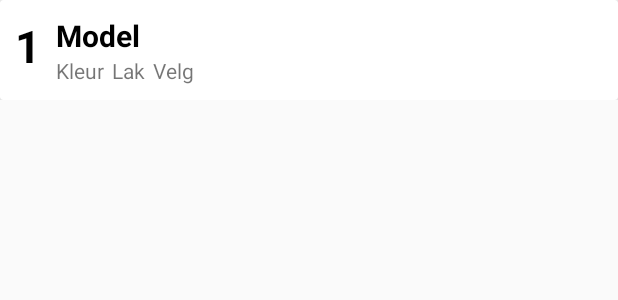
After one commit to drwvermeulen/Lightyear_Beroepsproduct3, an Android app: the layout profile_row.xml on its own in the app's theme, with its tools: preview values and no code run, on a phone screen of 412 x 824 dp. The commit adds this screen. Shown: the top 300 px of the screen. Run offline under Robolectric (Android 15) with nearby library versions, the phone set to English and light mode, and no system bars.

Commit message:
Profile met bestellingen

```diff
--- /dev/null
+++ b/app/src/main/res/layout/profile_row.xml
@@ -0,0 +1,75 @@
+<?xml version="1.0" encoding="utf-8"?>
+<LinearLayout
+    xmlns:android="http://schemas.android.com/apk/res/android"
+    xmlns:app="http://schemas.android.com/apk/res-auto"
+    xmlns:tools="http://schemas.android.com/tools"
+    android:orientation="vertical" android:layout_width="match_parent"
+    android:layout_height="wrap_content">
+
+    <androidx.cardview.widget.CardView
+        android:layout_width="match_parent"
+        android:layout_height="wrap_content" >
+
+        <androidx.constraintlayout.widget.ConstraintLayout
+            android:layout_width="match_parent"
+            android:layout_height="wrap_content"
+            android:padding="10dp">
+
+            <TextView
+                android:id="@+id/tvPRConfiguratienummer"
+                android:layout_width="wrap_content"
+                android:layout_height="wrap_content"
+                android:text="1"
+                android:textColor="#000000"
+                android:textSize="30sp"
+                android:textStyle="bold"
+                app:layout_constraintBottom_toBottomOf="parent"
+                app:layout_constraintStart_toStartOf="parent"
+                app:layout_constraintTop_toTopOf="parent"
+                app:layout_constraintVertical_bias="0.0" />
+
+            <TextView
+                android:id="@+id/tvPRModel"
+                android:layout_width="wrap_content"
+                android:layout_height="wrap_content"
+                android:layout_marginStart="10dp"
+                android:text="Model"
+                android:textSize="20sp"
+                android:textStyle="bold"
+                android:textColor="#000000"
+                app:layout_constraintStart_toEndOf="@+id/tvPRConfiguratienummer"
+                app:layout_constraintTop_toTopOf="@+id/tvPRConfiguratienummer" />
+
+            <TextView
+                android:id="@+id/tvPRKleur"
+                android:layout_width="wrap_content"
+                android:layout_height="wrap_content"
+                android:text="Kleur"
+                android:textSize="14sp"
+                app:layout_constraintStart_toStartOf="@+id/tvPRModel"
+                app:layout_constraintTop_toBottomOf="@+id/tvPRModel" />
+
+            <TextView
+                android:id="@+id/tvPRLak"
+                android:layout_width="wrap_content"
+                android:layout_height="wrap_content"
+                android:layout_marginStart="5dp"
+                android:text="Lak"
+                android:textSize="14sp"
+                app:layout_constraintStart_toEndOf="@+id/tvPRKleur"
+                app:layout_constraintTop_toBottomOf="@+id/tvPRModel" />
+
+            <TextView
+                android:id="@+id/tvPRVelg"
+                android:layout_width="wrap_content"
+                android:layout_height="wrap_content"
+                android:layout_marginStart="5dp"
+                android:text="Velg"
+                android:textSize="14sp"
+                app:layout_constraintStart_toEndOf="@+id/tvPRLak"
+                app:layout_constraintTop_toBottomOf="@+id/tvPRModel" />
+
+        </androidx.constraintlayout.widget.ConstraintLayout>
+    </androidx.cardview.widget.CardView>
+
+</LinearLayout>
```
Also changed, not shown: app/src/main/java/com/example/lightyear_beroepsproduct3/DatabaseHelper.java (+23 -5 lines), app/src/main/java/com/example/lightyear_beroepsproduct3/ProfileActivity.java (+56 -23 lines), app/src/main/java/com/example/lightyear_beroepsproduct3/ProfileAdapter.java (added, +61 -0 lines), app/src/main/res/layout/activity_profile.xml (+44 -39 lines).
